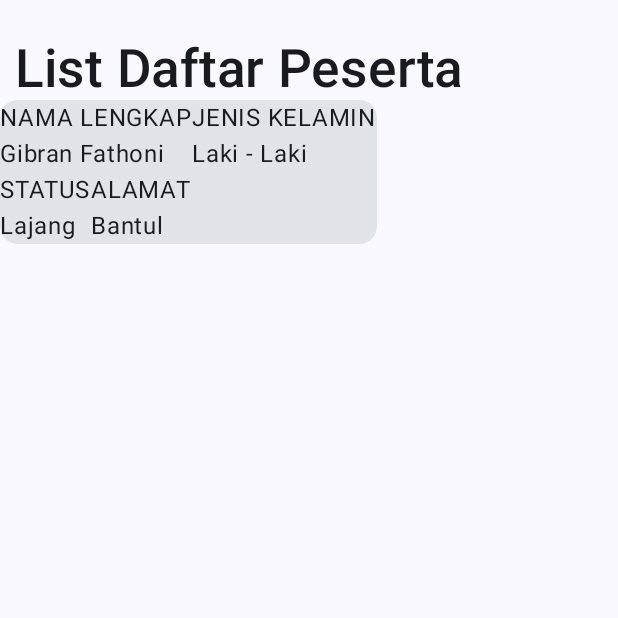
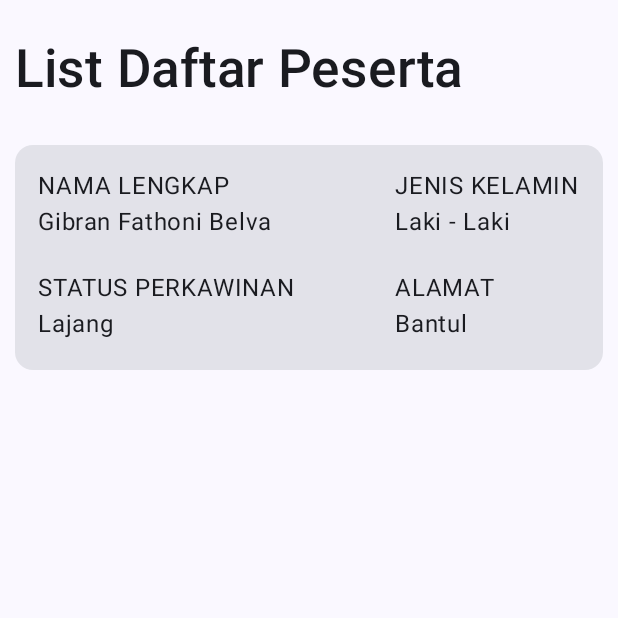
Before and after one commit to thekill022/QuestNavigasiTugas_174, an Android app built with Jetpack Compose: the screen it shows after launch (MainActivity), on a phone screen of 412 x 824 dp, the top half of it. Run offline under Robolectric (Android 15) with nearby library versions, the phone set to English and light mode, and no system bars.

Commit message:
atur ulang layout card

```diff
--- a/app/src/main/java/com/example/myapplication/view/displaydata.kt
+++ b/app/src/main/java/com/example/myapplication/view/displaydata.kt
@@ -1,7 +1,10 @@
 package com.example.myapplication.view
 
+import androidx.compose.foundation.layout.Arrangement
 import androidx.compose.foundation.layout.Column
 import androidx.compose.foundation.layout.Row
+import androidx.compose.foundation.layout.fillMaxWidth
+import androidx.compose.foundation.layout.height
 import androidx.compose.foundation.layout.padding
 import androidx.compose.material3.Card
 import androidx.compose.material3.Text
@@ -30,27 +33,33 @@ fun DisplayData(modifier : Modifier) {
     )
 
     Column {
-        Text(text = "List Daftar Peserta", fontSize = 35.sp, fontWeight = FontWeight.Medium, modifier = Modifier.padding(top = 25.dp, start = 10.dp))
+        Text(text = "List Daftar Peserta", fontSize = 35.sp, fontWeight = FontWeight.Medium, modifier = Modifier.padding(top = 25.dp, start = 10.dp, bottom = 20.dp))
 
-        Card {
-            Row {
-                Column {
-                    Text(text = "NAMA LENGKAP")
-                    Text(text = "Gibran Fathoni")
-                }
+        Card(modifier = Modifier
+            .fillMaxWidth()
+            .height(170.dp)
+            .padding(10.dp)) {
+            Row(
+                modifier = Modifier
+                    .padding(15.dp)
+                    .fillMaxWidth(),
+                horizontalArrangement = Arrangement.SpaceBetween
+            ) {
+               Column {
+                   Text(text = "NAMA LENGKAP")
+                   Text(text = "Gibran Fathoni Belva", modifier = Modifier.padding(bottom = 20.dp))
+
+                   Text(text = "STATUS PERKAWINAN")
+                   Text(text = "Lajang")
+
+               }
                 Column {
                     Text(text = "JENIS KELAMIN")
-                    Text(text = "Laki - Laki")
-                }
-            }
-            Row {
-                Column {
-                    Text(text = "STATUS")
-                    Text(text = "Lajang")
-                }
-                Column {
+                    Text(text = "Laki - Laki", modifier = Modifier.padding(bottom = 20.dp))
+
                     Text(text = "ALAMAT")
                     Text(text = "Bantul")
+
                 }
             }
         }
```
